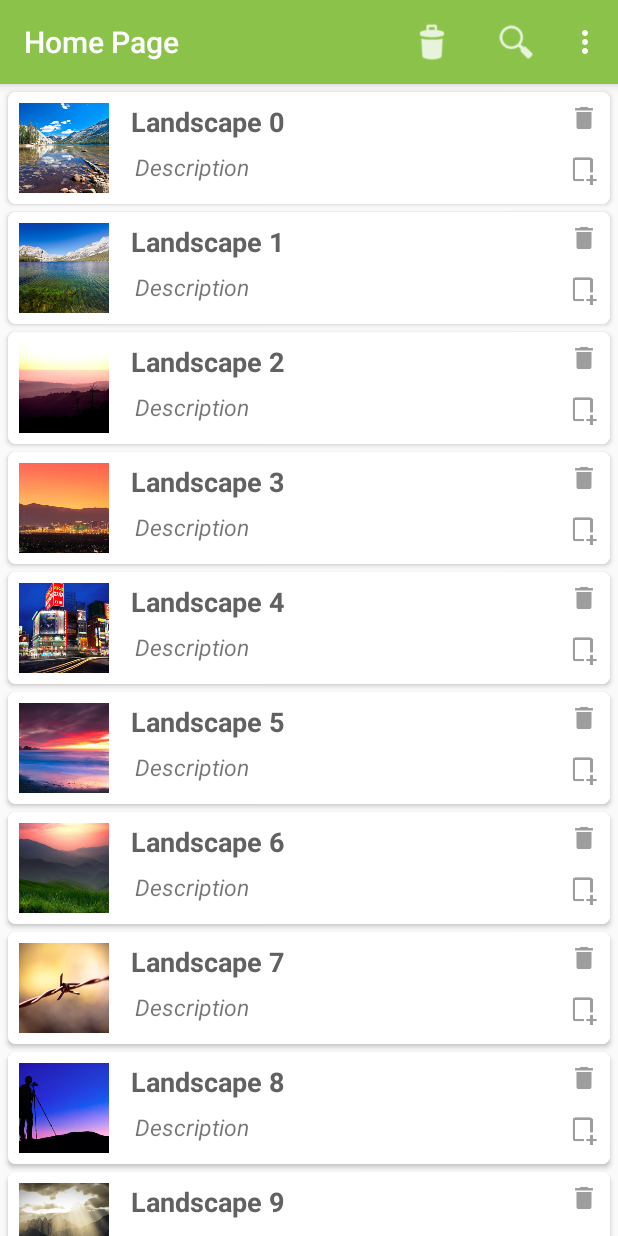
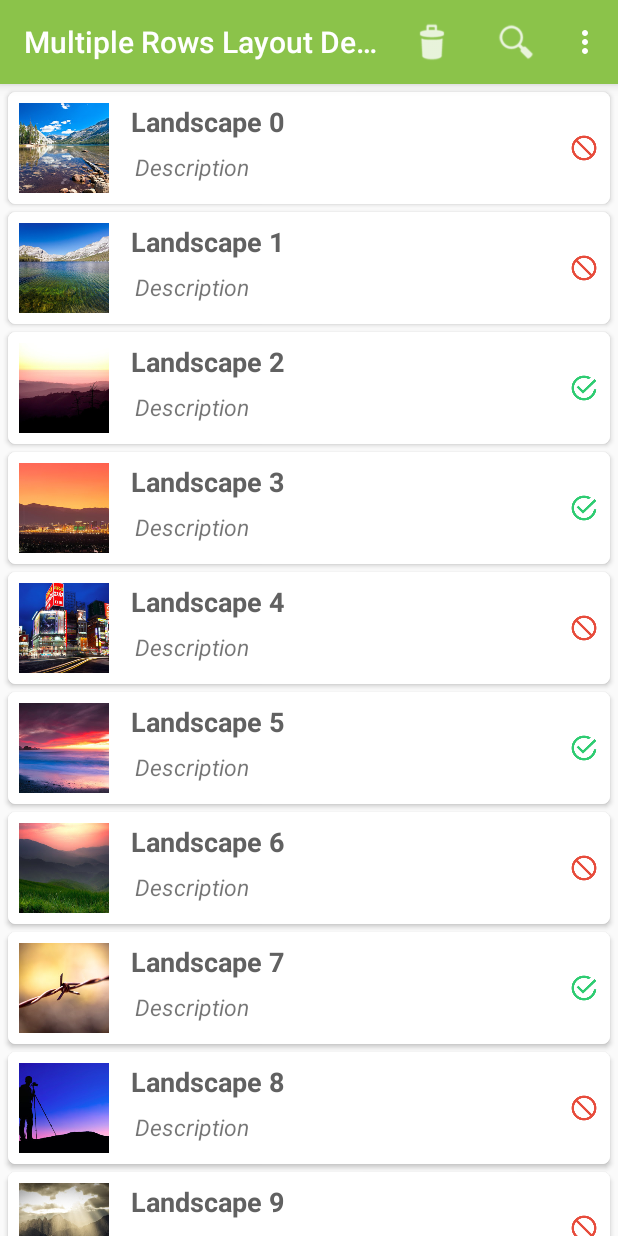
Before and after one commit to artytim/PS-GSMD-ArtyMDApp, an Android app: the screen it shows after launch (MainActivity), on a phone screen of 412 x 824 dp. Run offline under Robolectric (Android 15) with nearby library versions, the phone set to English and light mode, and no system bars.

Commit message:
Recycler and Card Views: RecyclerView with Multiple Row Layouts

```diff
--- a/app/src/main/java/com/artytect/android/artysmdapp/MainActivity.java
+++ b/app/src/main/java/com/artytect/android/artysmdapp/MainActivity.java
@@ -19,12 +19,14 @@ public class MainActivity extends AppCompatActivity {
     protected void onCreate(Bundle savedInstanceState) {
         super.onCreate(savedInstanceState);
         setContentView(R.layout.activity_main);
+        setUpToolbar();
+        setUpRecyclerView();
+    }
 
+    private void setUpToolbar() {
         toolbar = (Toolbar) findViewById(R.id.toolbar);
-        toolbar.setTitle("Home Page");
+        toolbar.setTitle("Multiple Rows Layout Demo");
         toolbar.inflateMenu(R.menu.menu_main);
-
-        setUpRecyclerView();
     }
 
     private void setUpRecyclerView() {
--- a/app/src/main/java/com/artytect/android/artysmdapp/adapter/RecyclerAdapter.java
+++ b/app/src/main/java/com/artytect/android/artysmdapp/adapter/RecyclerAdapter.java
@@ -2,10 +2,8 @@ package com.artytect.android.artysmdapp.adapter;
 
 import android.content.Context;
 import android.support.v7.widget.RecyclerView;
-import android.util.Log;
 import android.view.LayoutInflater;
 import android.view.View;
-import android.view.View.OnClickListener;
 import android.view.ViewGroup;
 import android.widget.ImageView;
 import android.widget.TextView;
@@ -17,8 +15,10 @@ import com.artytect.android.artysmdapp.model.Landscape;
 import java.util.List;
 
 public class RecyclerAdapter extends RecyclerView.Adapter<MyViewHolder> {
-    private static final String TAG = RecyclerAdapter.class.getSimpleName();
-    List<Landscape> mDataList;
+    private static final int PRIME_ROW = 0;
+    private static final int NON_PRIME_ROW = 1;
+
+    private List<Landscape> mDataList;
     private LayoutInflater inflater;
 
     public RecyclerAdapter(Context context, List<Landscape> data) {
@@ -28,18 +28,38 @@ public class RecyclerAdapter extends RecyclerView.Adapter<MyViewHolder> {
 
     @Override
     public MyViewHolder onCreateViewHolder(ViewGroup parent, int viewType) {
-        Log.i(TAG, "onCreateViewHolder");
-        View view = inflater.inflate(R.layout.list_item, parent, false);
-        MyViewHolder holder = new MyViewHolder(view);
-        return holder;
+        switch (viewType) {  // Create the Prime and Non-Prime row Layouts
+            case PRIME_ROW:
+                ViewGroup primeRow = (ViewGroup) inflater.inflate(R.layout.list_item_prime, parent, false);
+                MyViewHolder_PRIME holderPrime = new MyViewHolder_PRIME(primeRow);
+                return holderPrime;
+
+            case NON_PRIME_ROW:
+                ViewGroup nonPrimeRow = (ViewGroup) inflater.inflate(R.layout.list_item_not_prime, parent, false);
+                MyViewHolder_NON_PRIME holderNonPrime = new MyViewHolder_NON_PRIME(nonPrimeRow);
+                return holderNonPrime;
+
+            default:
+                ViewGroup defaultRow = (ViewGroup) inflater.inflate(R.layout.list_item_not_prime, parent, false);
+                MyViewHolder_NON_PRIME holderDefault = new MyViewHolder_NON_PRIME(defaultRow);
+                return holderDefault;
+        }
     }
 
     @Override
     public void onBindViewHolder(MyViewHolder holder, int position) {
-        Log.i(TAG, "onBindViewHolder" + position);
         Landscape current = mDataList.get(position);
-        holder.setData(current, position);
-        holder.setListeners();
+        switch (holder.getItemViewType()) {
+            case PRIME_ROW:
+                MyViewHolder_PRIME holder_prime = (MyViewHolder_PRIME) holder;
+                holder_prime.setData(current);
+                break;
+
+            case NON_PRIME_ROW:
+                MyViewHolder_NON_PRIME holder_not_prime = (MyViewHolder_NON_PRIME) holder;
+                holder_not_prime.setData(current);
+                break;
+        }
     }
 
     @Override
@@ -47,60 +67,61 @@ public class RecyclerAdapter extends RecyclerView.Adapter<MyViewHolder> {
         return mDataList.size();
     }
 
-    public void removeItem(int position) {
-        mDataList.remove(position);
-        notifyItemRemoved(position);
-        notifyItemRangeChanged(position, mDataList.size());
-//		notifyDataSetChanged();  // No animation! Expensive - redraw ALL items in Adapter
+    @Override // This will help us to determine ROW TYPE : i.e. the PRIME or NON-PRIME row.
+    public int getItemViewType(int position) {
+
+        Landscape landscape = mDataList.get(position);
+        if (landscape.isPrime())
+            return PRIME_ROW;
+        else
+            return NON_PRIME_ROW;
     }
 
-    public void addItem(int position, Landscape landscape) {
-        mDataList.add(position, landscape);
-        notifyItemInserted(position);
-        notifyItemRangeChanged(position, mDataList.size());
-//		notifyDataSetChanged();  // No animation! Expensive - redraw ALL items in Adapter
-    }
-
-    class MyViewHolder extends RecyclerView.ViewHolder implements OnClickListener {
-        TextView title;
-        ImageView imgThumb, imgDelete, imgAdd;
-        int position;
-        Landscape current;
+    class MyViewHolder extends RecyclerView.ViewHolder {
 
         public MyViewHolder(View itemView) {
             super(itemView);
+        }
+    }
+
+    // Holder class for PRIME rows
+    public class MyViewHolder_PRIME extends MyViewHolder {
+
+        TextView title;
+        ImageView imgThumb, imgRowType;
+
+        public MyViewHolder_PRIME(View itemView) {
+            super(itemView);
+
             title = (TextView) itemView.findViewById(R.id.tvTitle);
             imgThumb = (ImageView) itemView.findViewById(R.id.img_row);
-            imgDelete = (ImageView) itemView.findViewById(R.id.img_row_delete);
-            imgAdd = (ImageView) itemView.findViewById(R.id.img_row_add);
+            imgRowType = (ImageView) itemView.findViewById(R.id.img_row_prime);
         }
 
-        public void setData(Landscape current, int position) {
+        public void setData(Landscape current) {
             this.title.setText(current.getTitle());
             this.imgThumb.setImageResource(current.getImageID());
-            this.position = position;
-            this.current = current;
+            this.imgRowType.setImageResource(R.drawable.prime);
+        }
+    }
+
+    // Holder class for NON-PRIME rows
+    public class MyViewHolder_NON_PRIME extends MyViewHolder {
+
+        TextView title;
+        ImageView imgThumb, imgRowType;
+
+        public MyViewHolder_NON_PRIME(View itemView) {
+            super(itemView);
+            title = (TextView) itemView.findViewById(R.id.tvTitle);
+            imgThumb = (ImageView) itemView.findViewById(R.id.img_row);
+            imgRowType = (ImageView) itemView.findViewById(R.id.img_row_not_prime);
         }
 
-        public void setListeners() {
-            imgDelete.setOnClickListener(MyViewHolder.this);
-            imgAdd.setOnClickListener(MyViewHolder.this);
-            imgThumb.setOnClickListener(MyViewHolder.this);
-        }
-
-        @Override
-        public void onClick(View v) {
-//			Log.i("onClick before operation", position + " " + mDataList.size());
-            switch (v.getId()) {
-                case R.id.img_row_delete:
-                    removeItem(position);
-                    break;
-
-                case R.id.img_row_add:
-                    addItem(position, current);
-                    break;
-            }
-//			Log.i("onClick after operation", mDataList.size() + " \n\n" + mDataList.toString());
+        public void setData(Landscape current) {
+            this.title.setText(current.getTitle());
+            this.imgThumb.setImageResource(current.getImageID());
+            this.imgRowType.setImageResource(R.drawable.not_prime);
         }
     }
 }
--- a/app/src/main/java/com/artytect/android/artysmdapp/model/Landscape.java
+++ b/app/src/main/java/com/artytect/android/artysmdapp/model/Landscape.java
@@ -9,6 +9,7 @@ public class Landscape {
     private int imageID;
     private String title;
     private String description;
+    private boolean prime;
 
     public int getImageID() {
         return imageID;
@@ -34,9 +35,48 @@ public class Landscape {
         this.description = description;
     }
 
+    public boolean isPrime() {
+        return prime;
+    }
+
+    public void setPrime(boolean prime) {
+        this.prime = prime;
+    }
+
     public static ArrayList<Landscape> getData() {
 
         ArrayList<Landscape> dataList = new ArrayList<>();
+
+        int[] images = getImages();
+
+        for (int i = 0; i < images.length; i++) {
+
+            Landscape landscape = new Landscape();
+            landscape.setImageID(images[i]);
+            landscape.setTitle("Landscape " + i);
+            landscape.setPrime(checkPrime(i));
+
+            dataList.add(landscape);
+        }
+
+        return dataList;
+    }
+
+    private static boolean checkPrime(int position) {
+
+        if (position == 0 || position == 1)
+            return false;
+
+        for (int i = 2; i <= position / 2; ++i) {
+            if (position % i == 0) {
+                return false;
+            }
+        }
+
+        return true;
+    }
+
+    private static int[] getImages() {
 
         int[] images = {
                 R.drawable.thumb_1_0, R.drawable.thumb_1_1, R.drawable.thumb_1_2, R.drawable.thumb_1_3,
@@ -67,15 +107,6 @@ public class Landscape {
                 R.drawable.thumb_7_4
         };
 
-        for (int i = 0; i < images.length; i++) {
-
-            Landscape landscape = new Landscape();
-            landscape.setImageID(images[i]);
-            landscape.setTitle("Landscape " + i);
-
-            dataList.add(landscape);
-        }
-
-        return dataList;
+        return images;
     }
 }
--- /dev/null
+++ b/app/src/main/res/layout/list_item_not_prime.xml
@@ -0,0 +1,64 @@
+<?xml version="1.0" encoding="utf-8"?>
+<android.support.v7.widget.CardView
+    xmlns:android="http://schemas.android.com/apk/res/android"
+    xmlns:card_view="http://schemas.android.com/apk/res-auto"
+    android:layout_width="match_parent"
+    android:layout_height="wrap_content"
+    android:layout_marginLeft="5dp"
+    android:layout_marginRight="5dp"
+    android:layout_marginTop="5dp"
+    card_view:cardCornerRadius="5dp">
+
+    <LinearLayout
+        android:layout_width="match_parent"
+        android:layout_height="wrap_content"
+        android:background="@android:color/white"
+        android:orientation="horizontal">
+
+        <ImageView
+            android:id="@+id/img_row"
+            android:layout_width="60dp"
+            android:layout_height="60dp"
+            android:layout_margin="7dp"
+            android:contentDescription="@string/thumbnail"
+            android:src="@drawable/thumb_1_0"/>
+
+        <LinearLayout
+            android:layout_width="0dp"
+            android:layout_height="match_parent"
+            android:layout_weight="1"
+            android:orientation="vertical">
+
+            <TextView
+                android:id="@+id/tvTitle"
+                android:layout_width="wrap_content"
+                android:layout_height="wrap_content"
+                android:layout_margin="7dp"
+                android:text="@string/title"
+                android:textColor="#616161"
+                android:textSize="18sp"
+                android:textStyle="bold"/>
+
+            <TextView
+                android:id="@+id/tvDescription"
+                android:layout_width="wrap_content"
+                android:layout_height="wrap_content"
+                android:layout_marginLeft="10dp"
+                android:text="@string/description"
+                android:textSize="15sp"
+                android:textStyle="italic"/>
+
+        </LinearLayout>
+
+        <ImageView
+            android:id="@+id/img_row_not_prime"
+            android:layout_width="20dp"
+            android:layout_height="20dp"
+            android:layout_margin="7dp"
+            android:contentDescription="Not Prime"
+            android:src="@drawable/not_prime"
+            android:layout_gravity="center_vertical"/>
+
+    </LinearLayout>
+
+</android.support.v7.widget.CardView>
--- /dev/null
+++ b/app/src/main/res/layout/list_item_prime.xml
@@ -0,0 +1,64 @@
+<?xml version="1.0" encoding="utf-8"?>
+<android.support.v7.widget.CardView
+    xmlns:android="http://schemas.android.com/apk/res/android"
+    xmlns:card_view="http://schemas.android.com/apk/res-auto"
+    android:layout_width="match_parent"
+    android:layout_height="wrap_content"
+    android:layout_marginLeft="5dp"
+    android:layout_marginRight="5dp"
+    android:layout_marginTop="5dp"
+    card_view:cardCornerRadius="5dp">
+
+    <LinearLayout
+        android:layout_width="match_parent"
+        android:layout_height="wrap_content"
+        android:background="@android:color/white"
+        android:orientation="horizontal">
+
+        <ImageView
+            android:id="@+id/img_row"
+            android:layout_width="60dp"
+            android:layout_height="60dp"
+            android:layout_margin="7dp"
+            android:contentDescription="@string/thumbnail"
+            android:src="@drawable/thumb_1_0"/>
+
+        <LinearLayout
+            android:layout_width="0dp"
+            android:layout_height="match_parent"
+            android:layout_weight="1"
+            android:orientation="vertical">
+
+            <TextView
+                android:id="@+id/tvTitle"
+                android:layout_width="wrap_content"
+                android:layout_height="wrap_content"
+                android:layout_margin="7dp"
+                android:text="@string/title"
+                android:textColor="#616161"
+                android:textSize="18sp"
+                android:textStyle="bold"/>
+
+            <TextView
+                android:id="@+id/tvDescription"
+                android:layout_width="wrap_content"
+                android:layout_height="wrap_content"
+                android:layout_marginLeft="10dp"
+                android:text="@string/description"
+                android:textSize="15sp"
+                android:textStyle="italic"/>
+
+        </LinearLayout>
+
+        <ImageView
+            android:id="@+id/img_row_prime"
+            android:layout_width="20dp"
+            android:layout_height="20dp"
+            android:layout_margin="7dp"
+            android:contentDescription="Prime"
+            android:src="@drawable/prime"
+            android:layout_gravity="center_vertical"/>
+
+    </LinearLayout>
+
+</android.support.v7.widget.CardView>
```
Also changed, not shown: app/src/main/res/drawable/not_prime.png (added), app/src/main/res/drawable/prime.png (added).
